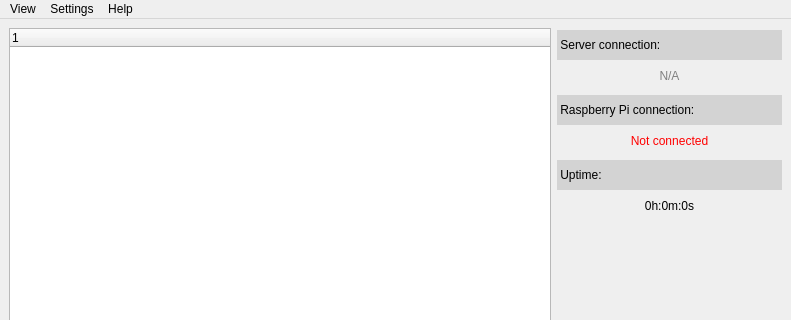
solar-car/telemetry, file source/client/main_window.ui: the form before one commit; both pictures show x 0 to 791 and y 0 to 320 of the 791 by 660 pixel window.
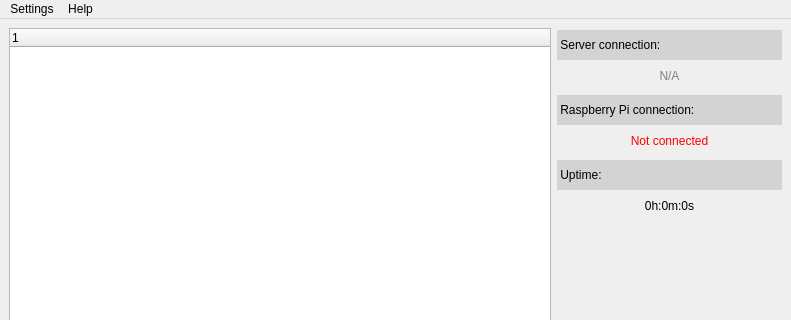
The form after the commit.

Diff of the .ui file:
```diff
--- a/source/client/main_window.ui
+++ b/source/client/main_window.ui
@@ -276,24 +276,18 @@
    <property name="defaultUp">
     <bool>false</bool>
    </property>
-   <widget class="QMenu" name="menuConnection">
-    <property name="title">
-     <string>View</string>
-    </property>
-   </widget>
-   <widget class="QMenu" name="menuSettings">
+   <widget class="QMenu" name="menu_settings">
     <property name="title">
      <string>Settings</string>
     </property>
    </widget>
-   <widget class="QMenu" name="menuHelp">
+   <widget class="QMenu" name="menu_help">
     <property name="title">
      <string>Help</string>
     </property>
    </widget>
-   <addaction name="menuConnection"/>
-   <addaction name="menuSettings"/>
-   <addaction name="menuHelp"/>
+   <addaction name="menu_settings"/>
+   <addaction name="menu_help"/>
   </widget>
  </widget>
  <resources/>
```
Left out of the diff: 23 changed lines with no effect on the pictures.
